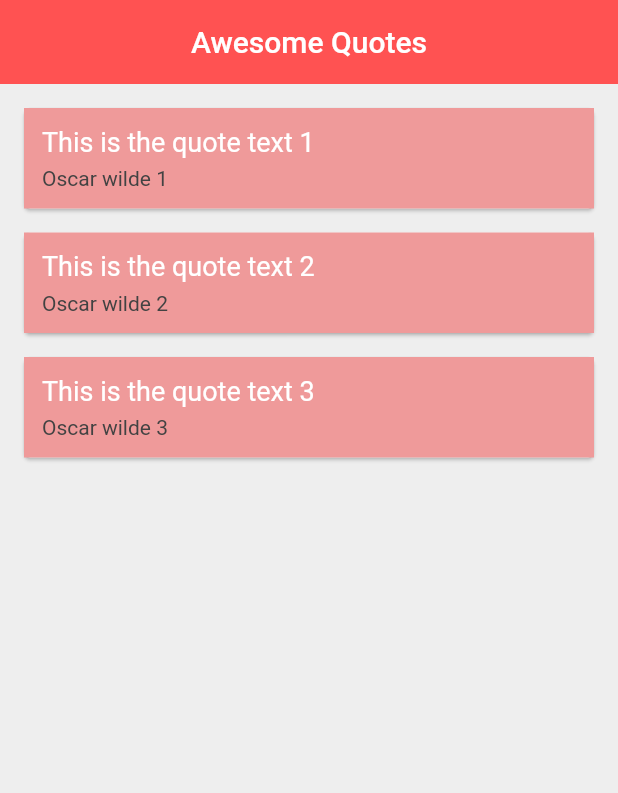
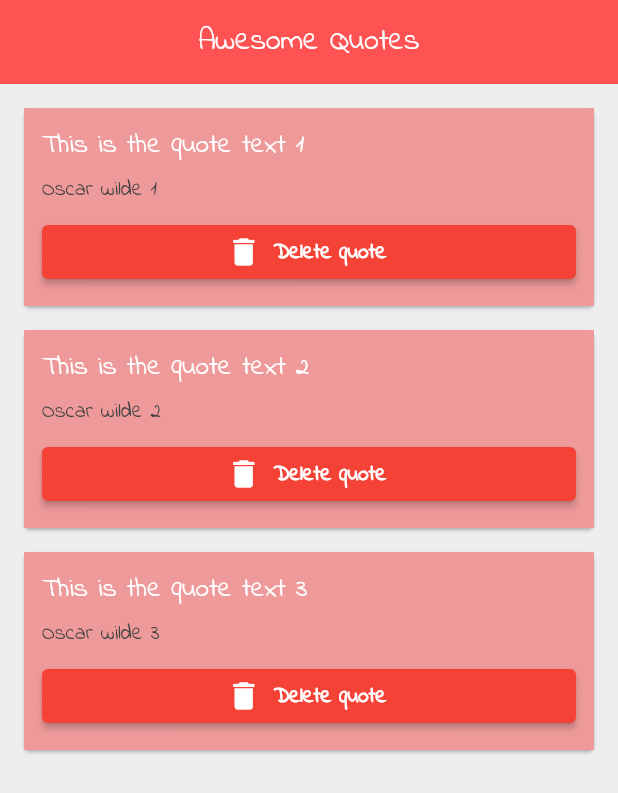
Before and after one commit to MounirBlk/TimeZone-Flutter, a Flutter app: the screen it shows after launch, on a phone screen of 412 x 824 dp. Shown: the top 793 px of the screen. Run offline on Flutter 3.47's test engine with Material 2 defaults, Android fonts, the phone set to English and light mode, and no system bars.

Commit message:
function as parameters into widget

```diff
--- a/lib/composants/quote_card.dart
+++ b/lib/composants/quote_card.dart
@@ -3,8 +3,9 @@ import 'package:flutter/material.dart';
 import 'package:timezone/classes/quote.dart';
 
 class QuoteCard extends StatelessWidget {
-  const QuoteCard({super.key, required this.quote});
+  const QuoteCard({super.key, required this.quote, required this.delete});
   final Quote quote;
+  final VoidCallback delete; //Function
 
   @override
   Widget build(BuildContext context) {
@@ -19,12 +20,37 @@ class QuoteCard extends StatelessWidget {
             children: <Widget>[
               Text(
                 quote.text,
-                style: TextStyle(fontSize: 18.0, color: Colors.white),
+                style: TextStyle(
+                    fontSize: 18.0,
+                    color: Colors.white,
+                    fontFamily: 'IndieFlower'),
               ),
               SizedBox(height: 6.0),
               Text(
                 quote.author,
-                style: TextStyle(fontSize: 14.0, color: Colors.grey[800]),
+                style: TextStyle(
+                    fontSize: 14.0,
+                    color: Colors.grey[800],
+                    fontFamily: 'IndieFlower'),
+              ),
+              SizedBox(height: 8.0),
+              ElevatedButton.icon(
+                onPressed: delete, // ou onPressed: () => delete()
+                icon: const Icon(
+                  Icons.delete,
+                  color: Colors.white,
+                ),
+                style: ButtonStyle(
+                  backgroundColor: MaterialStateProperty.all<Color>(Colors.red),
+                ),
+                label: const Text(
+                  'Delete quote',
+                  style: TextStyle(
+                      color: Colors.white,
+                      fontWeight: FontWeight.bold,
+                      fontStyle: FontStyle.normal,
+                      fontFamily: 'IndieFlower'),
+                ),
               ),
             ],
           ),
--- a/lib/main.dart
+++ b/lib/main.dart
@@ -3,8 +3,8 @@ import 'package:flutter/material.dart';
 import 'package:timezone/page1.dart';
 import 'package:timezone/page2.dart';
 import 'package:timezone/page3.dart';
-import 'package:timezone/profilCard.dart';
-import 'package:timezone/quoteList.dart';
+import 'package:timezone/profil_card.dart';
+import 'package:timezone/quote_list.dart';
 
 void main() => runApp(const MaterialApp(home: QuoteList())); //Home()
 
@@ -54,7 +54,7 @@ class Home extends StatelessWidget {
                 const SizedBox(
                   height: 10.0,
                 ),
-                ElevatedButton(
+                TextButton(
                   onPressed: (() {
                     Navigator.push(context,
                         MaterialPageRoute(builder: (context) {
@@ -85,7 +85,7 @@ class Home extends StatelessWidget {
                 const SizedBox(
                   height: 10.0,
                 ),
-                ElevatedButton(
+                OutlinedButton(
                   onPressed: (() {
                     Navigator.push(context,
                         MaterialPageRoute(builder: (context) {
--- a/lib/quoteList.dart
+++ b/lib/quote_list.dart
@@ -26,21 +26,38 @@ class _QuoteListState extends State<QuoteList> {
         color: 'red'),
   ];
 
-  Widget QuoteTemplate(quote) => QuoteCard(quote: quote); //
+  /*Widget QuoteTemplate(quote) => QuoteCard(
+      quote: quote,
+      delete: () {
+        setState(() {
+          quotes.remove(quote);
+        });
+      });*/ //
 
   @override
   Widget build(BuildContext context) {
     return Scaffold(
       backgroundColor: Colors.grey[200],
       appBar: AppBar(
-        title: const Text('Awesome Quotes'),
+        title: const Text(
+          'Awesome Quotes',
+          style: TextStyle(fontFamily: 'IndieFlower'),
+        ),
         centerTitle: true,
         backgroundColor: Colors.redAccent,
         shadowColor: Colors.purple[500],
         elevation: 0.0,
       ),
       body: Column(
-        children: quotes.map((quote) => QuoteCard(quote: quote)).toList(),
+        children: quotes
+            .map((quote) => QuoteCard(
+                quote: quote,
+                delete: () {
+                  setState(() {
+                    quotes.remove(quote);
+                  });
+                }))
+            .toList(),
       ),
     );
   }
```
Also changed, not shown: lib/profil_card.dart (renamed from lib/profilCard.dart).
